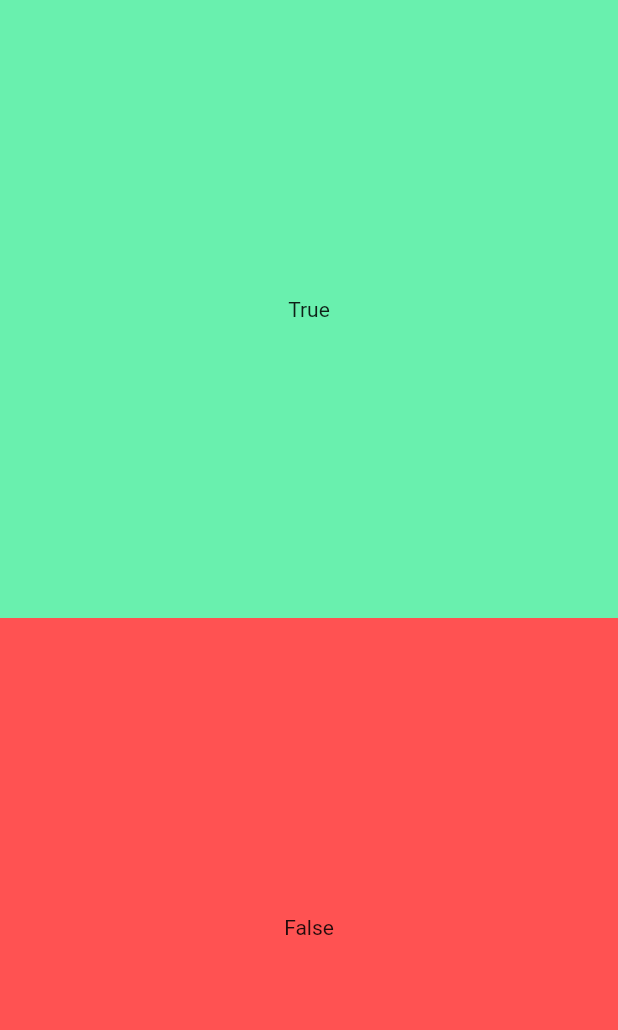
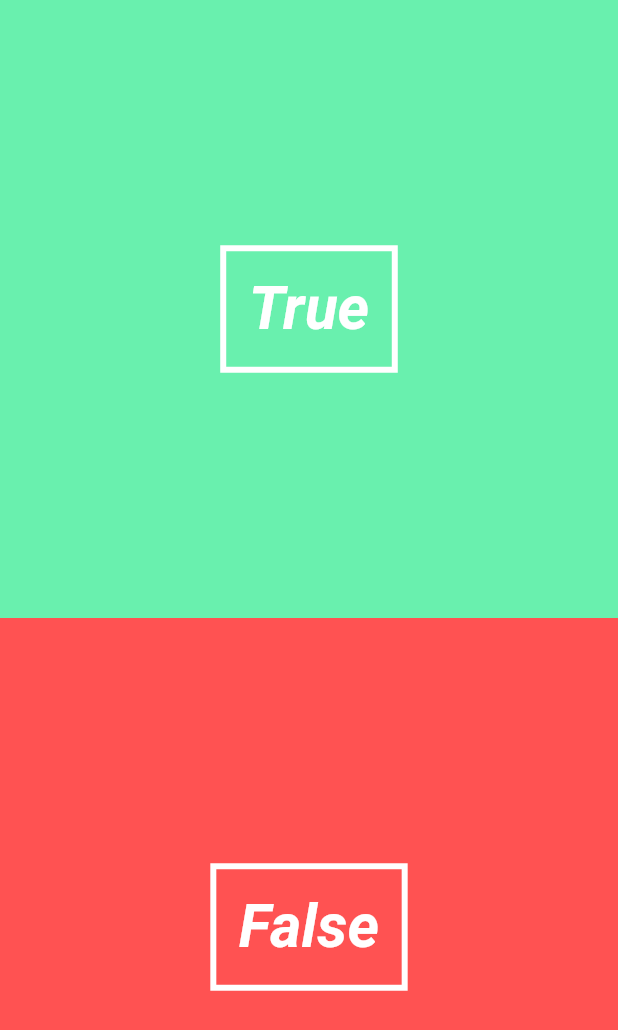
Before and after one commit to pebreo/flutter-quiz, a Flutter app: the screen it shows after launch, on a phone screen of 412 x 824 dp. Shown: the top 1030 px of the screen. Run offline on Flutter 3.47's test engine with Material 2 defaults, Android fonts, the phone set to English and light mode, and no system bars.

Commit message:
add box border

```diff
--- a/lib/ui/answer_button.dart
+++ b/lib/ui/answer_button.dart
@@ -21,7 +21,12 @@ class AnswerButton extends StatelessWidget {
                       onTap: () => _onTap(), // enable anonymous function as a parameter
                       child: new Center(
                         child: new Container(
-                          child: new Text(this._answer == true ? "True": "False"),
+                          decoration: new BoxDecoration(
+                            border: new Border.all(color: Colors.white, width: 4.0)
+                          ),
+                          padding: new EdgeInsets.all(15.0),
+                          child: new Text(this._answer == true ? "True": "False",
+                          style: new TextStyle(color: Colors.white, fontSize: 40.0, fontWeight: FontWeight.bold, fontStyle: FontStyle.italic)),
                         ),
                       ))));
   }
```
